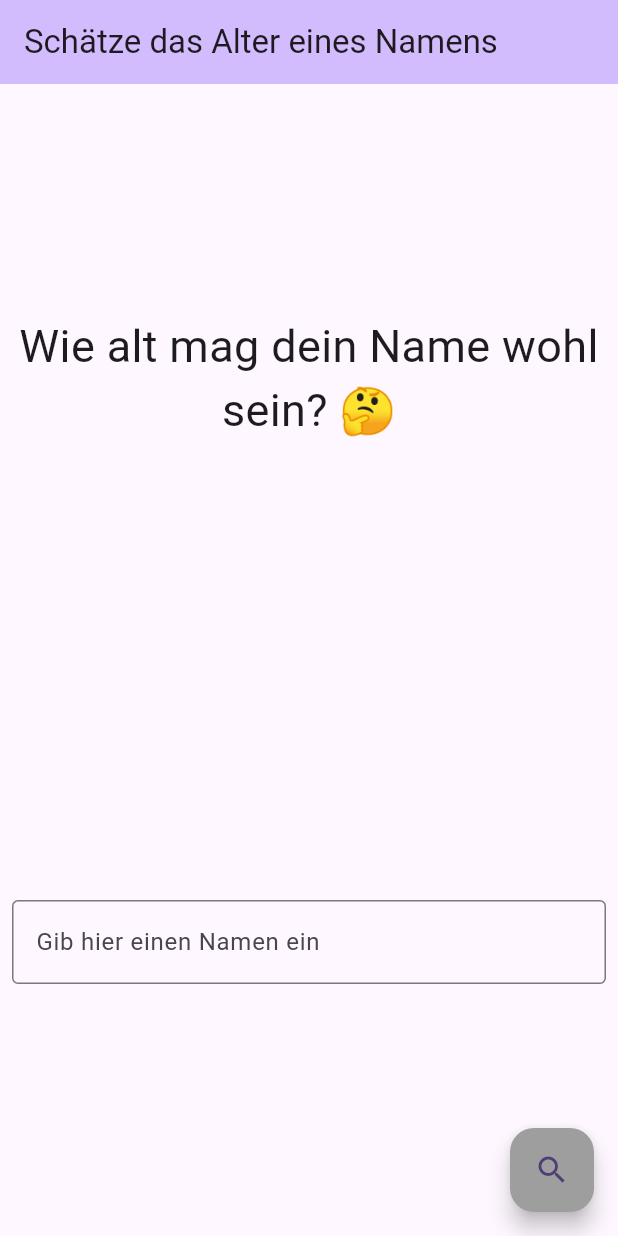
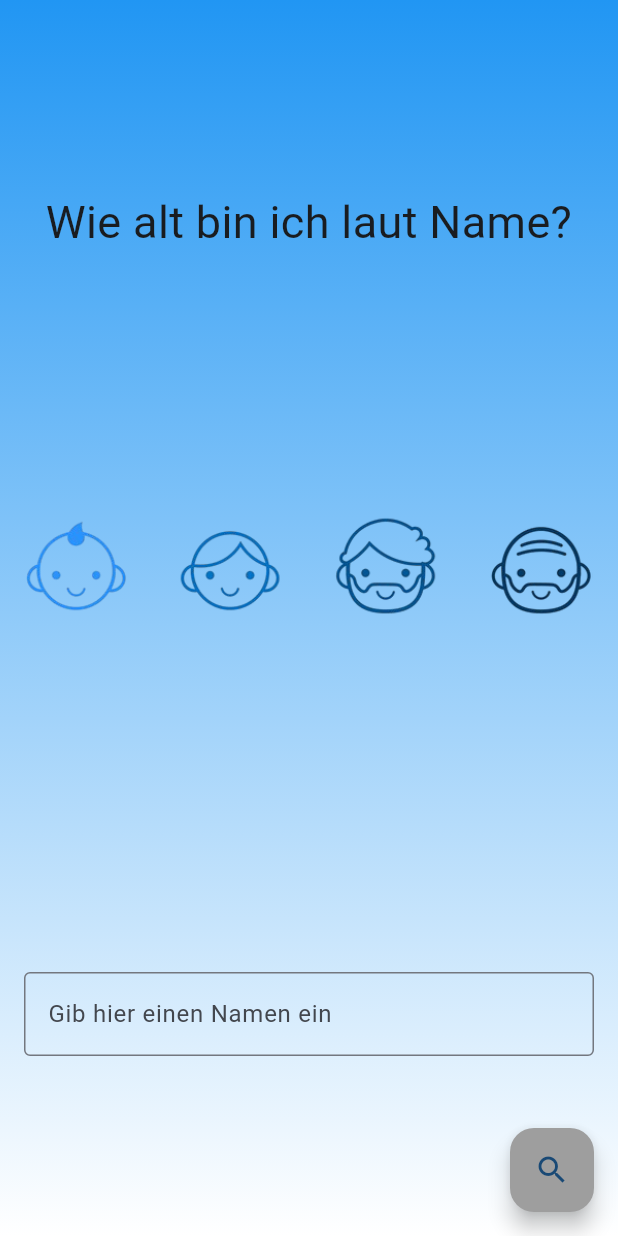
Before and after one commit to lukashecke/neon-challange, a Flutter app: the screen it shows after launch, on a phone screen of 412 x 824 dp. Run offline on Flutter 3.47's test engine with Material 3 defaults, Android fonts, the light colour scheme and no system bars; our stand-ins replace flutter_bloc.

Commit message:
ui improvements

```diff
--- a/neon/lib/constants.dart
+++ b/neon/lib/constants.dart
@@ -5,4 +5,7 @@ class Constants {
 
   /// Parameter for the name in the API
   static const String apiNameParam = '?name=';
+
+  /// Size of different indicators
+  static const double indicatorSize = 70;
 }
--- a/neon/lib/feature/age_estimation/view/age_estimation_page.dart
+++ b/neon/lib/feature/age_estimation/view/age_estimation_page.dart
@@ -1,14 +1,12 @@
 import 'package:flutter/material.dart';
 import 'package:flutter_bloc/flutter_bloc.dart';
+import 'package:neon/constants.dart';
 import 'package:neon/feature/age_estimation/bloc/age_estimation_bloc.dart';
 
 /// Initial page of the application.
 class AgeEstimationPage extends StatefulWidget {
   /// This is the main page constructor.
-  const AgeEstimationPage({required this.title, super.key});
-
-  /// The title of the page.
-  final String title;
+  const AgeEstimationPage({super.key});
 
   @override
   State<AgeEstimationPage> createState() => _AgeEstimationPageState();
@@ -31,12 +29,17 @@ class _AgeEstimationPageState extends State<AgeEstimationPage> {
   @override
   Widget build(BuildContext context) {
     return Scaffold(
-      appBar: AppBar(
-        backgroundColor: Theme.of(context).colorScheme.inversePrimary,
-        title: Text(widget.title),
+      backgroundColor: Colors.transparent,
+      body: Container(
+        decoration: const BoxDecoration(
+          gradient: LinearGradient(
+            begin: Alignment.topCenter,
+            end: Alignment.bottomCenter,
+            colors: [Colors.blue, Colors.white],
           ),
-      body: Padding(
-        padding: const EdgeInsets.all(8),
+        ),
+        child: Padding(
+          padding: const EdgeInsets.all(16),
           child: BlocBuilder<AgeEstimationBloc, AgeEstimationState>(
             builder: (context, state) {
               return Column(
@@ -45,25 +48,41 @@ class _AgeEstimationPageState extends State<AgeEstimationPage> {
                     child: Center(
                       child: switch (state) {
                         AgeEstimationInitial() => const Text(
-                          'Wie alt mag dein Name wohl sein? 🤔',
+                            'Wie alt bin ich laut Name?',
                             style: TextStyle(fontSize: 30),
                             textAlign: TextAlign.center,
                           ),
                         AgeEstimationLoading() => const Center(
+                            child: SizedBox(
+                              height: Constants.indicatorSize,
+                              width: Constants.indicatorSize,
                               child: CircularProgressIndicator(),
+                            ),
                           ),
                         AgeEstimationLoaded() => Text(
                             'Das Alter des Namens ${state.name} '
-                          'beträgt ${state.age} Jahre. 🥳',
+                            'beträgt ${state.age} Jahre.',
                             style: const TextStyle(fontSize: 30),
                             textAlign: TextAlign.center,
                           ),
                         AgeEstimationError() => const Text(
-                          'Oopsie! Es scheint, es ist etwas schiefgelaufen. 😢',
+                            'Oopsie! Es scheint, es ist etwas '
+                            'schiefgelaufen.',
                             style: TextStyle(fontSize: 30),
                             textAlign: TextAlign.center,
                           ),
                       },
+                    ),
+                  ),
+                  Expanded(
+                    child: Column(
+                      mainAxisAlignment: MainAxisAlignment.center,
+                      children: [
+                        Image.asset('lib/assets/age-icons.png'),
+                        _VisualAgeScaleIndicator(
+                          age: state is AgeEstimationLoaded ? state.age : null,
+                        ),
+                      ],
                     ),
                   ),
                   Expanded(
@@ -80,6 +99,7 @@ class _AgeEstimationPageState extends State<AgeEstimationPage> {
                 ],
               );
             },
+          ),
         ),
       ),
       floatingActionButton: ValueListenableBuilder<bool>(
@@ -105,3 +125,48 @@ class _AgeEstimationPageState extends State<AgeEstimationPage> {
     );
   }
 }
+
+/// Represents a Indicator for the visual scale of the age.
+class _VisualAgeScaleIndicator extends StatelessWidget {
+  /// This is the visual age scale constructor.
+  const _VisualAgeScaleIndicator({
+    required this.age,
+  });
+
+  /// The age to be visualized.
+  final int? age;
+  @override
+  Widget build(BuildContext context) {
+    if (age == null) {
+      return const SizedBox(
+        height: Constants.indicatorSize,
+      );
+    }
+    final indicatorArrowIcon = Icon(
+      Icons.arrow_upward_outlined,
+      size: Constants.indicatorSize,
+      color: Theme.of(context).textTheme.bodyLarge?.color,
+    );
+    return Row(
+      mainAxisAlignment: MainAxisAlignment.spaceBetween,
+      children: [
+        Opacity(
+          opacity: age! < 10 ? 1 : 0,
+          child: indicatorArrowIcon,
+        ),
+        Opacity(
+          opacity: age! >= 10 && age! < 25 ? 1 : 0,
+          child: indicatorArrowIcon,
+        ),
+        Opacity(
+          opacity: age! >= 25 && age! < 50 ? 1 : 0,
+          child: indicatorArrowIcon,
+        ),
+        Opacity(
+          opacity: age! >= 50 ? 1 : 0,
+          child: indicatorArrowIcon,
+        ),
+      ],
+    );
+  }
+}
--- a/neon/lib/main.dart
+++ b/neon/lib/main.dart
@@ -18,7 +18,7 @@ class MyApp extends StatelessWidget {
     return MaterialApp(
       title: 'Flutter Demo',
       theme: ThemeData(
-        colorScheme: ColorScheme.fromSeed(seedColor: Colors.deepPurple),
+        colorScheme: ColorScheme.fromSeed(seedColor: Colors.blue),
         useMaterial3: true,
       ),
       home: RepositoryProvider(
@@ -27,7 +27,7 @@ class MyApp extends StatelessWidget {
           create: (context) => AgeEstimationBloc(
             repository: context.read<AgeEstimationRepository>(),
           ),
-          child: AgeEstimationPage(title: 'Schätze das Alter eines Namens'),
+          child: const AgeEstimationPage(),
         ),
       ),
     );
--- a/neon/pubspec.yaml
+++ b/neon/pubspec.yaml
@@ -26,3 +26,6 @@ dev_dependencies:
 # The following section is specific to Flutter packages.
 flutter:
   uses-material-design: true
+
+  assets:
+    - lib/assets/age-icons.png
```
Also changed, not shown: neon/lib/assets/age-icons.png (added). Lines whose indentation alone changed are shown as unchanged.
